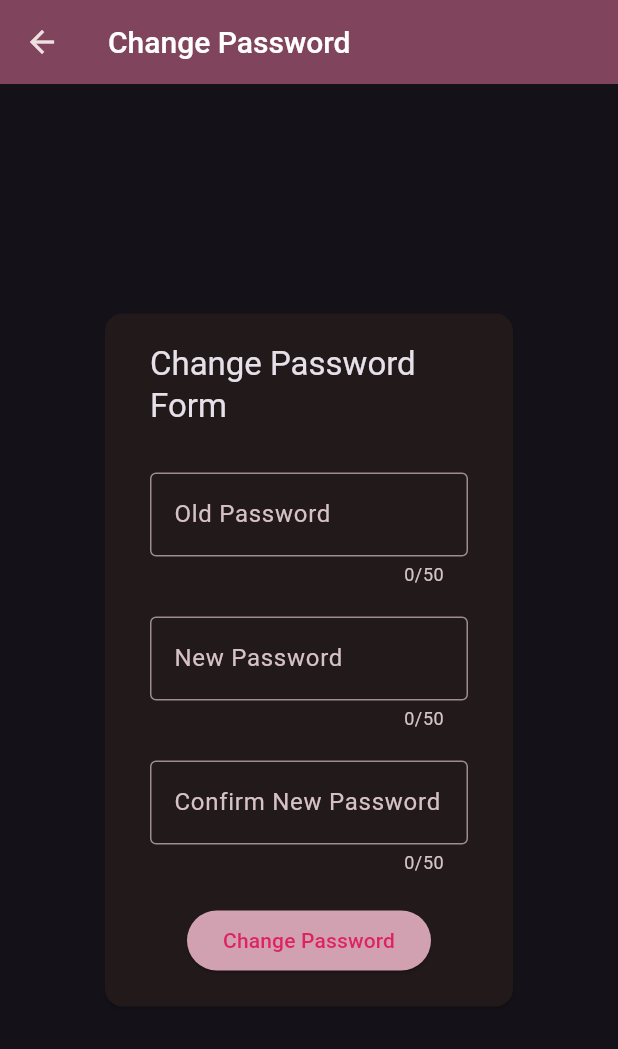
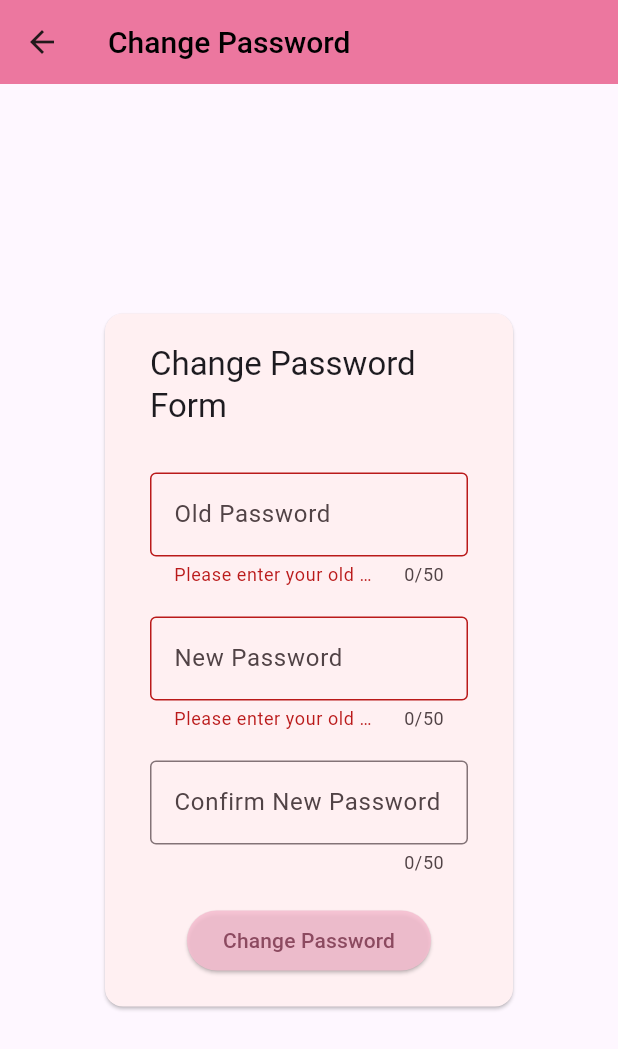
Before and after one commit to chuthimai/chat_app_ttcs, a Flutter app: the ChangePasswordScreen screen opened directly, after a tap on "Change Password", on a phone screen of 412 x 824 dp. Shown: the top 1049 px of the screen. Run offline on Flutter 3.47's test engine with Material 3 defaults, Android fonts, the phone set to English and light mode, and no system bars; our stand-ins replace cloud_firestore, firebase_auth, firebase_core; accounts and stored records are empty.

Commit message:
can change password

```diff
--- /dev/null
+++ b/lib/db/user/manage_user_dao.dart
@@ -0,0 +1,17 @@
+import 'package:chat_app_ttcs/models/user/user_data.dart';
+import 'package:cloud_firestore/cloud_firestore.dart';
+import 'package:firebase_auth/firebase_auth.dart';
+
+class ManageUserDAO {
+  final _firebaseAuth = FirebaseAuth.instance;
+  final _db = FirebaseFirestore.instance;
+
+  Future<UserData> getCurrentUser() async {
+    final user = await _db
+        .collection("Users")
+        .doc(_firebaseAuth.currentUser!.uid)
+        .get()
+        .then((value) => UserData.toUser(value.data()!));
+    return user;
+  }
+}
--- a/lib/forms/admin/user/users_table.dart
+++ b/lib/forms/admin/user/users_table.dart
@@ -1,4 +1,4 @@
-import 'package:chat_app_ttcs/db/user/show_user_dao.dart';
+import 'package:chat_app_ttcs/db/admin/show_user_dao.dart';
 import 'package:chat_app_ttcs/forms/admin/user/new_user_form.dart';
 import 'package:chat_app_ttcs/models/user/user_data.dart';
 import 'package:flutter/material.dart';
--- a/lib/forms/staff/all_conversations.dart
+++ b/lib/forms/staff/all_conversations.dart
@@ -14,7 +14,7 @@ class _AllConversationsState extends State<AllConversations> {
   void _selectConversation(BuildContext context) {
     Navigator.of(context).push(
       MaterialPageRoute(
-        builder: (ctx) => DetailConversationScreen(),
+        builder: (ctx) => const DetailConversationScreen(),
       ),
     );
   }
--- a/lib/main.dart
+++ b/lib/main.dart
@@ -80,7 +80,7 @@ class MyApp extends StatelessWidget {
           return const StartScreen(titleAppBar: "Login");
         },
       ),
-      themeMode: ThemeMode.dark,
+      themeMode: ThemeMode.light,
     );
   }
 }
--- a/lib/process/process_email.dart
+++ b/lib/process/process_email.dart
@@ -1,4 +1,4 @@
-import 'package:chat_app_ttcs/db/user/show_user_dao.dart';
+import 'package:chat_app_ttcs/db/admin/show_user_dao.dart';
 import 'package:chat_app_ttcs/models/user/user_data.dart';
 
 class ProcessEmail {
--- a/lib/screens/user/change_password_screen.dart
+++ b/lib/screens/user/change_password_screen.dart
@@ -1,14 +1,50 @@
+import 'package:chat_app_ttcs/db/user/change_password_dao.dart';
+import 'package:chat_app_ttcs/models/user/user_data.dart';
+import 'package:firebase_auth/firebase_auth.dart';
 import 'package:flutter/material.dart';
 
 class ChangePasswordScreen extends StatefulWidget {
-
-  ChangePasswordScreen();
+  const ChangePasswordScreen({super.key});
 
   @override
   State<ChangePasswordScreen> createState() => _ChangePasswordScreenState();
 }
 
 class _ChangePasswordScreenState extends State<ChangePasswordScreen> {
+  final GlobalKey<FormState> _formKey = GlobalKey();
+  String _enterOldPassword = '';
+  String _enterNewPassword = '';
+  String _enterConfirmNewPassword = '';
+  final ChangePasswordDao _changePasswordDAO = ChangePasswordDao();
+  late UserData user;
+
+  @override
+  void initState() {
+    _getCurrentUser();
+    super.initState();
+  }
+
+  void _getCurrentUser() async {
+    user = await _changePasswordDAO.getCurrentUser();
+  }
+
+  void _clickChangePassword() async{
+    var isValid = _formKey.currentState!.validate();
+    if (!isValid) return;
+    _formKey.currentState!.save();
+
+    await _changePasswordDAO.changePassword(_enterNewPassword);
+
+    ScaffoldMessenger.of(context).clearSnackBars();
+    ScaffoldMessenger.of(context).showSnackBar(
+      const SnackBar(
+        duration: Duration(seconds: 3),
+        content: Text("Changed password successfully"),
+      ),
+    );
+    Navigator.pop(context);
+  }
+
   @override
   Widget build(BuildContext context) {
     return Scaffold(
@@ -22,7 +58,7 @@ class _ChangePasswordScreenState extends State<ChangePasswordScreen> {
             padding: const EdgeInsets.symmetric(horizontal: 30, vertical: 20),
             child: SingleChildScrollView(
               child: Form(
-                // key: _form,
+                key: _formKey,
                 child: Column(
                   mainAxisAlignment: MainAxisAlignment.center,
                   children: [
@@ -38,9 +74,16 @@ class _ChangePasswordScreenState extends State<ChangePasswordScreen> {
                         hintText: "Old Password",
                         border: OutlineInputBorder(),
                       ),
-                      onSaved: (value) {},
+                      onSaved: (value) {
+                        _enterOldPassword = value!;
+                      },
                       validator: (value) {
-                        // kt trong database
+                        if (value!.length < 6) {
+                          return "Please enter your old password at least 6 characters.";
+                        }
+                        if (value != user.password) {
+                          return "Your old password does not correct.";
+                        }
                         return null;
                       },
                     ),
@@ -54,9 +97,13 @@ class _ChangePasswordScreenState extends State<ChangePasswordScreen> {
                         hintText: "New Password",
                         border: OutlineInputBorder(),
                       ),
-                      onSaved: (value) {},
+                      onChanged: (value) {
+                        _enterNewPassword = value;
+                      },
                       validator: (value) {
-                        // kt trong database
+                        if (value!.length < 6) {
+                          return "Please enter your old password at least 6 characters.";
+                        }
                         return null;
                       },
                     ),
@@ -70,9 +117,13 @@ class _ChangePasswordScreenState extends State<ChangePasswordScreen> {
                         hintText: "Confirm New Password",
                         border: OutlineInputBorder(),
                       ),
-                      onSaved: (value) {},
+                      onSaved: (value) {
+                        _enterConfirmNewPassword = value!;
+                      },
                       validator: (value) {
-                        // kt trong database
+                        if (_enterNewPassword != value) {
+                          return "Confirm the password is different from the new password.";
+                        }
                         return null;
                       },
                     ),
@@ -80,9 +131,10 @@ class _ChangePasswordScreenState extends State<ChangePasswordScreen> {
                       height: 20,
                     ),
                     ElevatedButton(
-                      onPressed: () {},
+                      onPressed: _clickChangePassword,
                       style: ElevatedButton.styleFrom(
-                        backgroundColor: const Color.fromARGB(213, 246, 189, 208),
+                        backgroundColor:
+                            const Color.fromARGB(213, 246, 189, 208),
                       ),
                       child: const Text("Change Password"),
                     ),
```
Also changed, not shown: lib/db/user/change_password_dao.dart (added, +22 -0 lines), lib/forms/admin/user/new_user_form.dart (+10 -1 lines), lib/screens/staff/view_list_friend_screen.dart (+21 -4 lines), lib/db/admin/show_user_dao.dart (renamed from lib/db/user/show_user_dao.dart).
